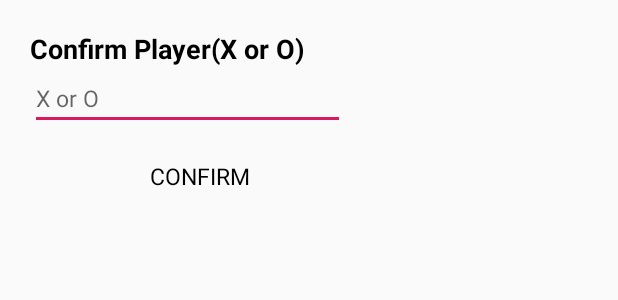
After one commit to MSTC-DA-IICT/Sun-Chokdi, an Android app: the layout dialog_select_player.xml on its own in the app's theme, with its tools: preview values and no code run, on a phone screen of 412 x 824 dp. The commit adds this screen. Shown: the top 300 px of the screen. Run offline under Robolectric (Android 15) with nearby library versions, the phone set to English and light mode, and no system bars.

Commit message:
Confirm Player Feature Added

```diff
--- /dev/null
+++ b/app/src/main/res/layout/dialog_select_player.xml
@@ -0,0 +1,46 @@
+<?xml version="1.0" encoding="utf-8"?>
+<LinearLayout
+    xmlns:android="http://schemas.android.com/apk/res/android"
+    android:orientation="vertical"
+    android:layout_width="250dp"
+    android:layout_height="wrap_content"
+    android:padding="20dp">
+    <TextView
+        android:layout_width="wrap_content"
+        android:layout_height="wrap_content"
+        android:text="Confirm Player(X or O)"
+        android:textSize="18sp"
+        android:textStyle="bold"
+        android:textColor="#000"
+        android:id="@+id/dialogTitle"/>
+    <EditText
+        android:layout_width="match_parent"
+        android:layout_height="wrap_content"
+        android:hint="X or O"
+        android:id="@+id/confirm_player"
+        android:inputType="text"
+        android:textSize="15sp"/>
+
+<!--        <TextView-->
+<!--            android:layout_width="wrap_content"-->
+<!--            android:layout_height="wrap_content"-->
+<!--            android:textSize="12sp"-->
+<!--            android:textColor="#000"-->
+<!--            android:layout_alignParentRight="true"-->
+<!--            android:layout_marginTop="30dp"-->
+<!--            android:layout_marginBottom="10dp"-->
+<!--            android:layout_marginRight="10dp"-->
+<!--            android:text="CANCEL"-->
+<!--            android:id="@+id/dialogCancel"/>-->
+
+        <TextView
+            android:layout_width="wrap_content"
+            android:layout_height="wrap_content"
+            android:textSize="15sp"
+            android:textColor="#000"
+            android:layout_marginTop="20dp"
+            android:layout_marginLeft="80dp"
+            android:text="CONFIRM"
+            android:id="@+id/dialogConfirm"/>
+
+</LinearLayout>
```
Also changed, not shown: app/src/main/java/com/adit/tictactoe/MainActivity.java (+14 -6 lines), app/src/main/java/com/adit/tictactoe/dialogs/SelectPlayerDialog.java (added, +68 -0 lines).
